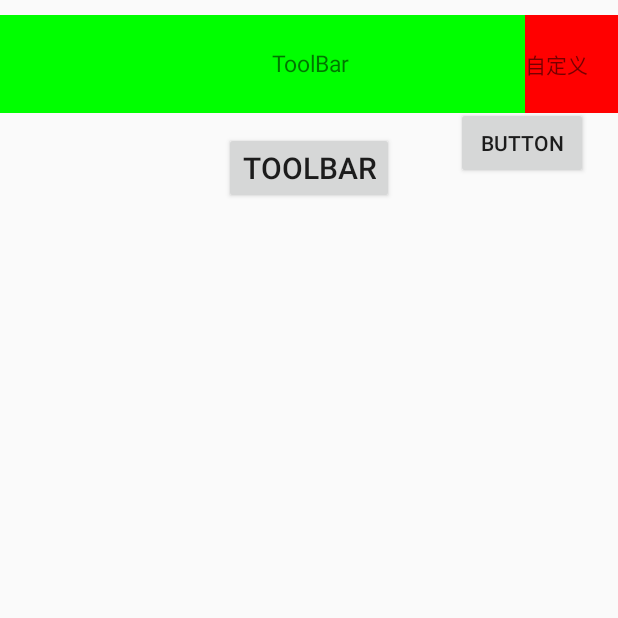
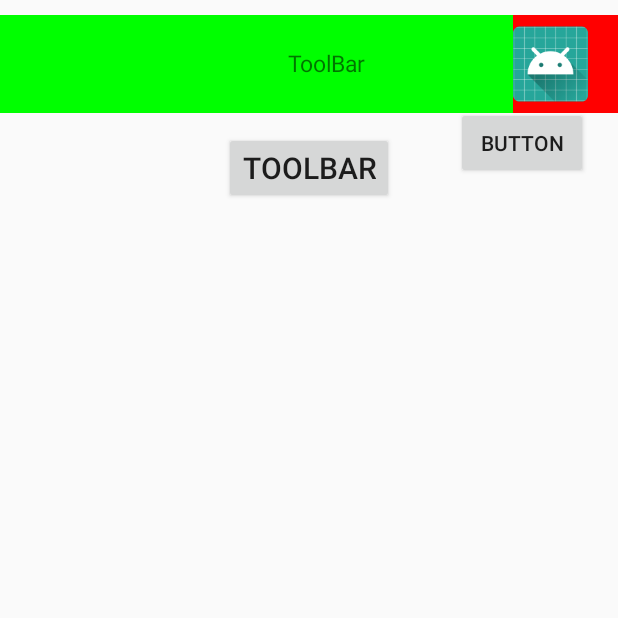
Before and after one commit to Gaojianan2016/ToolBar, an Android app: the screen it shows after launch (MainActivity), on a phone screen of 412 x 824 dp, the top half of it. Run offline under Robolectric (Android 15) with nearby library versions, the phone set to English and light mode, and no system bars.

Commit message:
新增宽高属性可以控制左右view

```diff
--- a/app/src/main/res/layout/activity_main.xml
+++ b/app/src/main/res/layout/activity_main.xml
@@ -22,7 +22,8 @@
         android:layout_height="75dp"
         android:paddingTop="10dp"
         app:title="@string/app_name"
-        app:rightText="自定义"
+        app:rightImage="@mipmap/ic_launcher"
+        app:right_width="70dp"
         app:titleTextSize="10sp"
         app:right_paddingRight="20dp"
         app:layout_constraintEnd_toEndOf="parent"
--- a/toolbarlibrary/src/main/java/com/gjn/toolbarlibrary/ToolBar.java
+++ b/toolbarlibrary/src/main/java/com/gjn/toolbarlibrary/ToolBar.java
@@ -19,6 +19,11 @@ public class ToolBar extends LinearLayout {
     protected View LeftView;
     protected View CenterView;
     protected View RightView;
+
+    private int left_width;
+    private int left_height;
+    private int right_width;
+    private int right_height;
 
     protected int leftId;
     protected int centerId;
@@ -47,8 +52,14 @@ public class ToolBar extends LinearLayout {
             centerId = ta.getResourceId(R.styleable.myToolBar_centerViewId, -1);
             rightId = ta.getResourceId(R.styleable.myToolBar_rightViewId, -1);
             isPaddingTopBar = ta.getBoolean(R.styleable.myToolBar_isPaddingTopBar, false);
+
+            left_width = (int) ta.getDimension(R.styleable.myToolBar_left_width, LayoutParams.WRAP_CONTENT);
+            left_height = (int) ta.getDimension(R.styleable.myToolBar_left_height, LayoutParams.MATCH_PARENT);
+            right_width = (int) ta.getDimension(R.styleable.myToolBar_right_width, LayoutParams.WRAP_CONTENT);
+            right_height = (int) ta.getDimension(R.styleable.myToolBar_right_height, LayoutParams.MATCH_PARENT);
             ta.recycle();
         }
+
         init();
         create();
     }
@@ -64,7 +75,7 @@ public class ToolBar extends LinearLayout {
         removeAllViews();
 
         if (LeftView != null) {
-            LeftView.setLayoutParams(setViewLayoutParams());
+            LeftView.setLayoutParams(setViewLayoutParams(left_width, left_height));
             addView(LeftView);
 
             if (leftOnClickListener != null) {
@@ -80,7 +91,7 @@ public class ToolBar extends LinearLayout {
             }
         }
         if (RightView != null) {
-            RightView.setLayoutParams(setViewLayoutParams());
+            RightView.setLayoutParams(setViewLayoutParams(right_width, right_height));
             addView(RightView);
 
             if (rightOnClickListener != null) {
--- a/toolbarlibrary/src/main/res/values/attrs.xml
+++ b/toolbarlibrary/src/main/res/values/attrs.xml
@@ -5,6 +5,10 @@
         <attr name="centerViewId" format="reference" />
         <attr name="rightViewId" format="reference" />
         <attr name="isPaddingTopBar" format="boolean" />
+        <attr name="left_width" format="dimension" />
+        <attr name="left_height" format="dimension" />
+        <attr name="right_width" format="dimension" />
+        <attr name="right_height" format="dimension" />
     </declare-styleable>
 
     <declare-styleable name="TitleBar">
```
Also changed, not shown: 1 other file.
